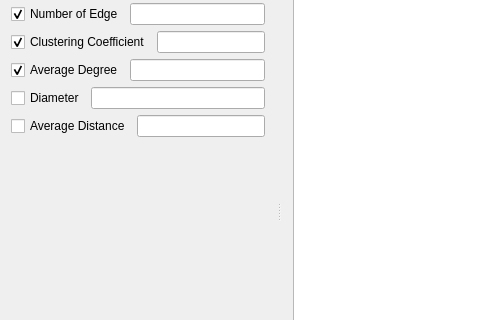
Qt form App/main_window.ui (yxsu/scn) before a commit; both pictures show x 0 to 480 and y 119 to 439 of the 1017 by 646 pixel window.
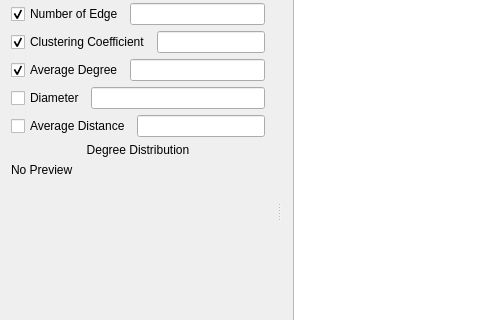
The same form after that commit.

```diff
--- a/App/main_window.ui
+++ b/App/main_window.ui
@@ -189,6 +189,29 @@
        </item>
       </layout>
      </item>
+     <item>
+      <widget class="QLabel" name="label_degree_dist">
+       <property name="layoutDirection">
+        <enum>Qt::LeftToRight</enum>
+       </property>
+       <property name="frameShape">
+        <enum>QFrame::NoFrame</enum>
+       </property>
+       <property name="text">
+        <string>Degree Distribution</string>
+       </property>
+       <property name="alignment">
+        <set>Qt::AlignCenter</set>
+       </property>
+      </widget>
+     </item>
+     <item>
+      <widget class="QLabel" name="label_image_degree_dist">
+       <property name="text">
+        <string>No Preview</string>
+       </property>
+      </widget>
+     </item>
      <item>
       <spacer name="verticalSpacer">
        <property name="orientation">
```
Left out of the diff: 2 changed lines with no effect on the pictures.
